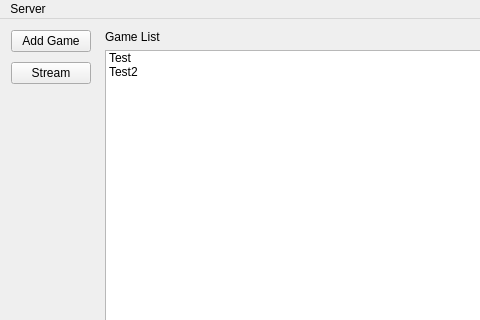
The window that server/server.ui (HackerSchool/r2p) describes before a commit, drawn with Qt 5; both pictures show x 0 to 480 and y 0 to 320 of the 613 by 574 pixel window.
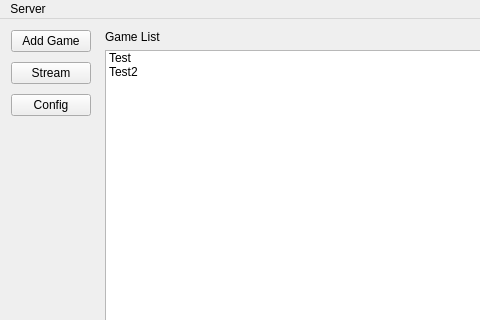
The same window after the commit. Icons and pictures are not drawn.

Commit message: serialize gameList, new network config button

Diff of the .ui file:
```diff
--- a/server/server.ui
+++ b/server/server.ui
@@ -47,6 +47,13 @@
          </property>
         </widget>
        </item>
+       <item>
+        <widget class="QPushButton" name="configButton">
+         <property name="text">
+          <string>Config</string>
+         </property>
+        </widget>
+       </item>
        <item>
         <spacer name="verticalSpacer">
          <property name="orientation">
```
Left out of the diff: 6 changed lines with no effect on the pictures. The commit also changes 8 other files.
